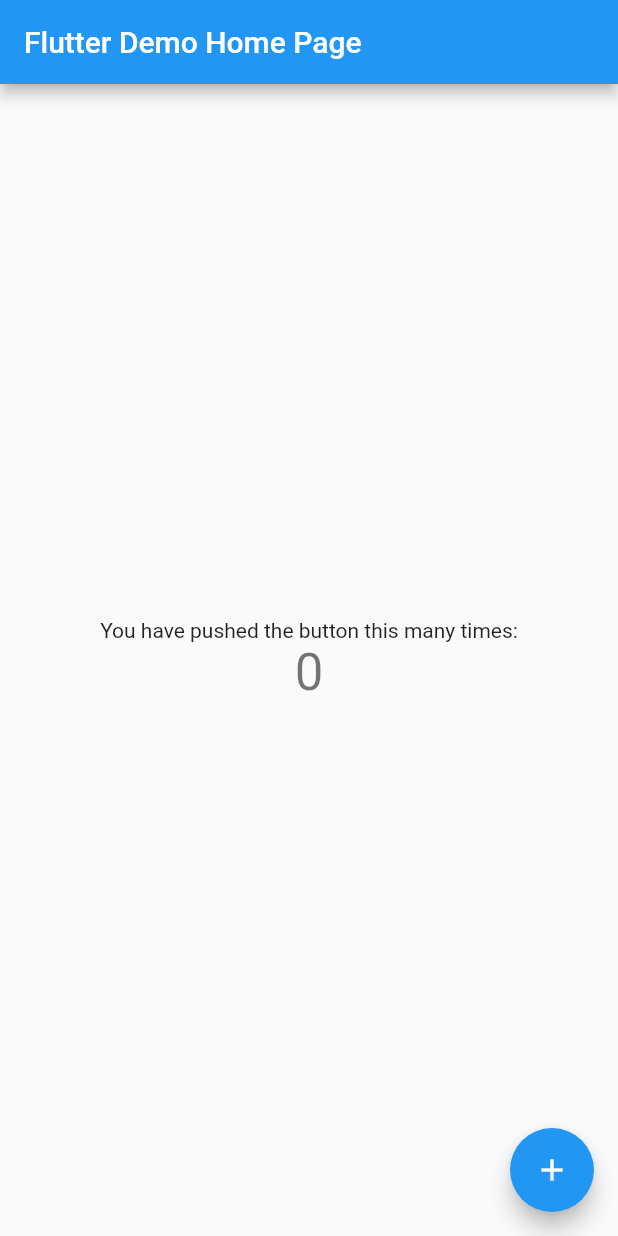
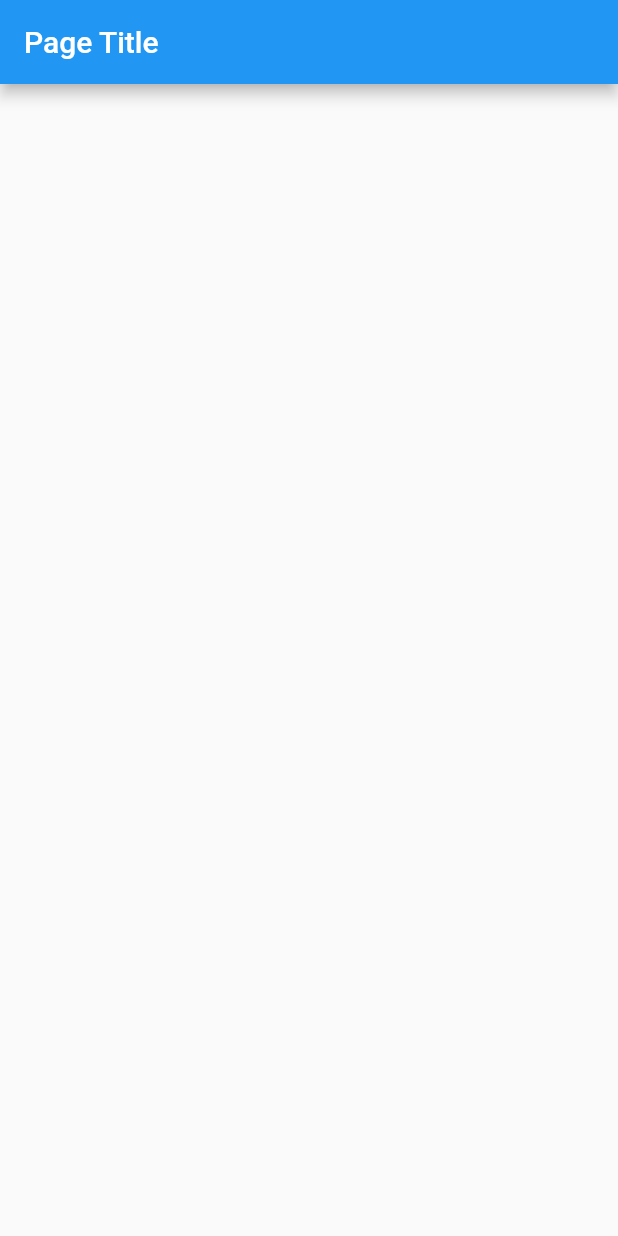
Before and after one commit to FadyFawzyOfficial/qr_code_scanner, a Flutter app: the screen it shows after launch, on a phone screen of 412 x 824 dp. Run offline on Flutter 3.47's test engine with Material 2 defaults, Android fonts, the phone set to English and light mode, and no system bars.

Commit message:
Starting Point

```diff
--- a/lib/main.dart
+++ b/lib/main.dart
@@ -1,113 +1,33 @@
 import 'package:flutter/material.dart';
 
-void main() {
-  runApp(MyApp());
-}
+void main() => runApp(MyApp());
 
 class MyApp extends StatelessWidget {
-  // This widget is the root of your application.
   @override
   Widget build(BuildContext context) {
     return MaterialApp(
-      title: 'Flutter Demo',
+      title: 'App',
       theme: ThemeData(
-        // This is the theme of your application.
-        //
-        // Try running your application with "flutter run". You'll see the
-        // application has a blue toolbar. Then, without quitting the app, try
-        // changing the primarySwatch below to Colors.green and then invoke
-        // "hot reload" (press "r" in the console where you ran "flutter run",
-        // or simply save your changes to "hot reload" in a Flutter IDE).
-        // Notice that the counter didn't reset back to zero; the application
-        // is not restarted.
         primarySwatch: Colors.blue,
+        visualDensity: VisualDensity.adaptivePlatformDensity,
       ),
-      home: MyHomePage(title: 'Flutter Demo Home Page'),
+      home: MyHomePage(),
     );
   }
 }
 
 class MyHomePage extends StatefulWidget {
-  MyHomePage({Key? key, required this.title}) : super(key: key);
-
-  // This widget is the home page of your application. It is stateful, meaning
-  // that it has a State object (defined below) that contains fields that affect
-  // how it looks.
-
-  // This class is the configuration for the state. It holds the values (in this
-  // case the title) provided by the parent (in this case the App widget) and
-  // used by the build method of the State. Fields in a Widget subclass are
-  // always marked "final".
-
-  final String title;
-
   @override
   _MyHomePageState createState() => _MyHomePageState();
 }
 
 class _MyHomePageState extends State<MyHomePage> {
-  int _counter = 0;
-
-  void _incrementCounter() {
-    setState(() {
-      // This call to setState tells the Flutter framework that something has
-      // changed in this State, which causes it to rerun the build method below
-      // so that the display can reflect the updated values. If we changed
-      // _counter without calling setState(), then the build method would not be
-      // called again, and so nothing would appear to happen.
-      _counter++;
-    });
-  }
-
   @override
   Widget build(BuildContext context) {
-    // This method is rerun every time setState is called, for instance as done
-    // by the _incrementCounter method above.
-    //
-    // The Flutter framework has been optimized to make rerunning build methods
-    // fast, so that you can just rebuild anything that needs updating rather
-    // than having to individually change instances of widgets.
     return Scaffold(
       appBar: AppBar(
-        // Here we take the value from the MyHomePage object that was created by
-        // the App.build method, and use it to set our appbar title.
-        title: Text(widget.title),
+        title: Text('Page Title'),
       ),
-      body: Center(
-        // Center is a layout widget. It takes a single child and positions it
-        // in the middle of the parent.
-        child: Column(
-          // Column is also a layout widget. It takes a list of children and
-          // arranges them vertically. By default, it sizes itself to fit its
-          // children horizontally, and tries to be as tall as its parent.
-          //
-          // Invoke "debug painting" (press "p" in the console, choose the
-          // "Toggle Debug Paint" action from the Flutter Inspector in Android
-          // Studio, or the "Toggle Debug Paint" command in Visual Studio Code)
-          // to see the wireframe for each widget.
-          //
-          // Column has various properties to control how it sizes itself and
-          // how it positions its children. Here we use mainAxisAlignment to
-          // center the children vertically; the main axis here is the vertical
-          // axis because Columns are vertical (the cross axis would be
-          // horizontal).
-          mainAxisAlignment: MainAxisAlignment.center,
-          children: <Widget>[
-            Text(
-              'You have pushed the button this many times:',
-            ),
-            Text(
-              '$_counter',
-              style: Theme.of(context).textTheme.headline4,
-            ),
-          ],
-        ),
-      ),
-      floatingActionButton: FloatingActionButton(
-        onPressed: _incrementCounter,
-        tooltip: 'Increment',
-        child: Icon(Icons.add),
-      ), // This trailing comma makes auto-formatting nicer for build methods.
     );
   }
 }
--- a/pubspec.yaml
+++ b/pubspec.yaml
@@ -27,7 +27,7 @@
 
   # The following adds the Cupertino Icons font to your application.
   # Use with the CupertinoIcons class for iOS style icons.
-  cupertino_icons: ^1.0.2
+  cupertino_icons: ^1.0.3
 
 dev_dependencies:
   flutter_test:
```
